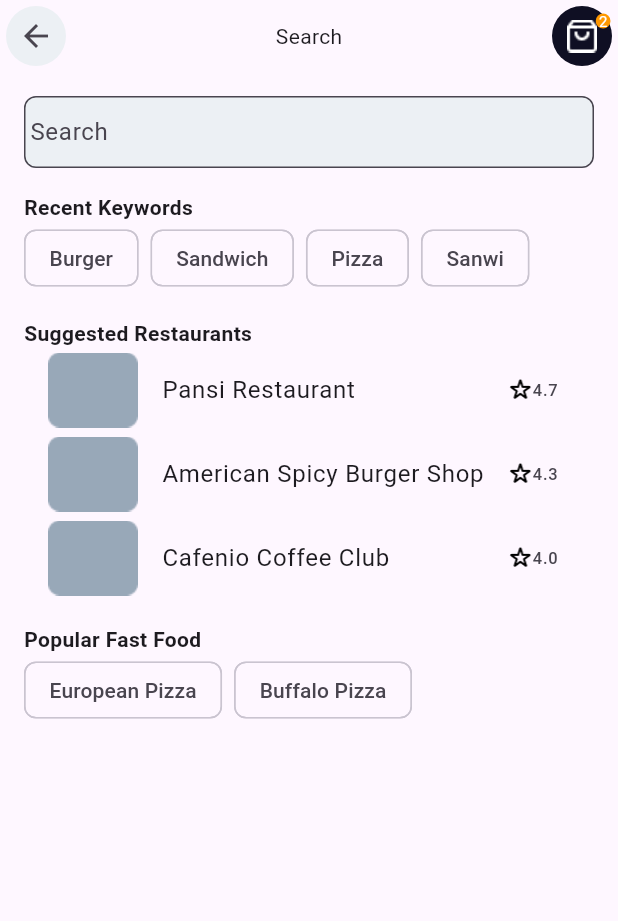
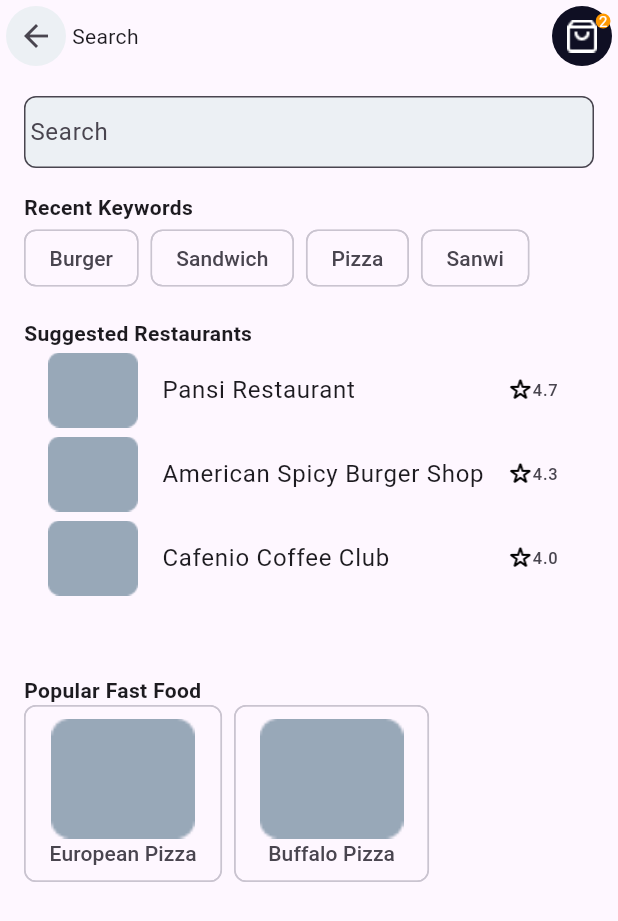
Before and after one commit to ivanMosquedaFTP/figmaChallenge, a Flutter app: the screen it shows after launch, on a phone screen of 412 x 824 dp. Shown: the top 921 px of the screen. Run offline on Flutter 3.47's test engine with Material 3 defaults, Android fonts, the phone set to English and light mode, and no system bars.

Commit message:
finished searchScreen

```diff
--- a/lib/screens/search_screen.dart
+++ b/lib/screens/search_screen.dart
@@ -28,15 +28,13 @@ class _SearchScreenState extends State<SearchScreen> {
                 children: [
                   IconButton(
                     icon: Icon(Icons.arrow_back),
+                    onPressed: () => Navigator.pop(context),
                     style: ButtonStyle(
                       backgroundColor: WidgetStateProperty.all(
-                        // secondary color listed below
                         Color.fromRGBO(236, 240, 244, 100),
                       ),
                     ),
-                    onPressed: () => Navigator.pop(context),
                   ),
-                  Spacer(),
                   Text("Search"),
                   Expanded(child: SizedBox.shrink()),
                   Stack(
@@ -119,7 +117,7 @@ class _SearchScreenState extends State<SearchScreen> {
                       ),
                     ),
                   ),
-                  SizedBox(height: 16),
+                  SizedBox(height: 50),
                   Text(
                     'Popular Fast Food',
                     style: TextStyle(fontWeight: FontWeight.bold),
@@ -127,7 +125,26 @@ class _SearchScreenState extends State<SearchScreen> {
                   Wrap(
                     spacing: 8.0,
                     children: popularFastFood
-                        .map((food) => Chip(label: Text(food)))
+                        .map(
+                          (food) => Chip(
+                            label: Row(
+                              mainAxisSize: MainAxisSize.min,
+                              children: [
+                                Column(
+                                  children: [
+                                    Image.asset(
+                                      'assets/smImagePlaceholder.png',
+                                      height: 80,
+                                      fit: BoxFit.cover,
+                                    ),
+                                    SizedBox(width: 8),
+                                    Text(food),
+                                  ],
+                                ),
+                              ],
+                            ),
+                          ),
+                        )
                         .toList(),
                   ),
                 ],
```
